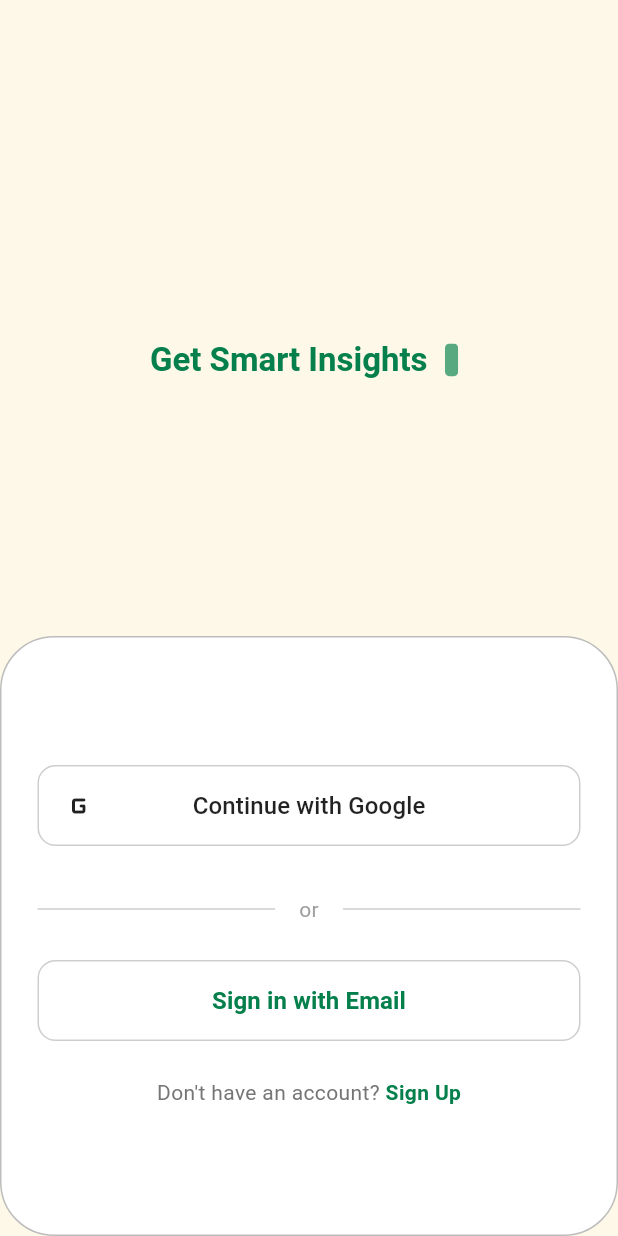
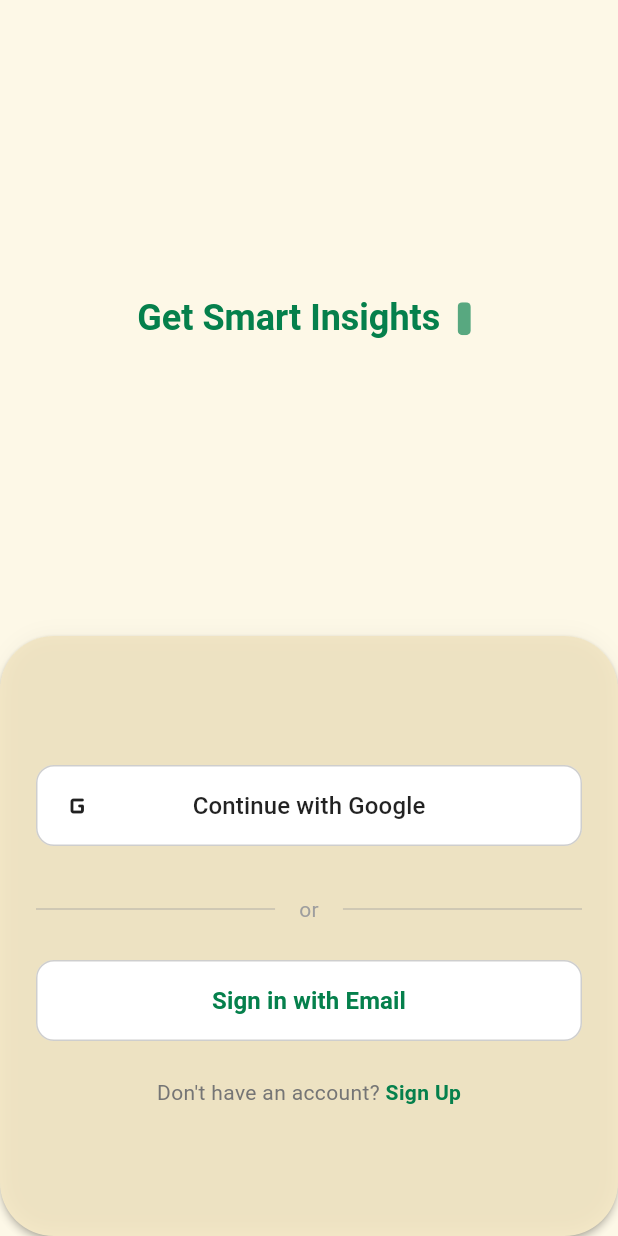
Before and after one commit to abc-medes/ate-flutter, a Flutter app: the screen it shows after launch, on a phone screen of 412 x 824 dp. Run offline on Flutter 3.47's test engine with Material 3 defaults, Android fonts, the light colour scheme and no system bars; our stand-ins replace flutter_dotenv, flutter_riverpod, flutter_svg, go_router, shared_preferences, supabase_flutter; accounts and stored records are empty.

Commit message:
[LIPS] text theme adopted for login screen

```diff
--- a/lib/features/auth/views/screens/login_view.dart
+++ b/lib/features/auth/views/screens/login_view.dart
@@ -86,72 +86,38 @@ class _LoginViewState extends ConsumerState<LoginView> {
     final bool isIOS = Platform.isIOS;
 
     return Scaffold(
-      appBar: AppBar(
-        backgroundColor: Colors.transparent,
-        elevation: 0,
-        automaticallyImplyLeading: false,
-        actions: [
-          // Padding(
-          //   padding: const EdgeInsets.only(right: 8.0),
-          //   child: IconButton(
-          //     icon: Icon(
-          //       Icons.close,
-          //       color: AppColors.textSecondary,
-          //     ),
-          //     onPressed: () {
-          //       // Show a Cupertino dialog explaining limited features
-          //       showCupertinoDialog(
-          //         context: context,
-          //         builder: (context) => CupertinoAlertDialog(
-          //           title: const Text('Continue as Guest'),
-          //           content: const Text(
-          //               'You can use our app with limited features without signing in. Some personalized features will not be available.'),
-          //           actions: [
-          //             CupertinoDialogAction(
-          //               child: const Text('Cancel'),
-          //               onPressed: () => Navigator.pop(context),
-          //             ),
-          //             CupertinoDialogAction(
-          //               isDefaultAction: true,
-          //               child: const Text('Continue'),
-          //               onPressed: () {
-          //                 Navigator.pop(context);
-          //                 context.go(RouteNames.home);
-          //               },
-          //             ),
-          //           ],
-          //         ),
-          //       );
-          //     },
-          //   ),
-          // ),
-        ],
-      ),
       body: Column(
         crossAxisAlignment: CrossAxisAlignment.start,
         children: [
           Expanded(
             child: Center(
-              child: const TypewriterAnimatedText(
+              child: TypewriterAnimatedText(
                 [
                   "AI-Powered Health Intelligence",
                   "Personal Health Assistant",
                   "Get Smart Insights",
                 ],
-                textStyle: TextStyle(
-                  fontSize: 22,
-                  fontWeight: FontWeight.bold,
+                textStyle: AppTheme.lightTheme.textTheme.headlineMedium!,
               ),
             ),
           ),
-          ),
-          Container(
-            padding: const EdgeInsets.symmetric(horizontal: 24.0, vertical: 48),
+          Material(
+            color: Color(0xFFF5E9C8),
+            elevation: 2,
+            borderRadius: BorderRadius.circular(36),
+            child: Container(
+              padding:
+                  const EdgeInsets.symmetric(horizontal: 24.0, vertical: 48),
               constraints: const BoxConstraints(minHeight: 400),
               decoration: BoxDecoration(
-              color: AppColors.surface,
                 borderRadius: BorderRadius.circular(36),
-              border: Border.all(color: AppColors.divider),
+                boxShadow: [
+                  BoxShadow(
+                    color: Colors.black.withOpacity(0.03),
+                    blurRadius: 10,
+                    offset: const Offset(0, -2),
+                  ),
+                ],
               ),
               child: Center(
                 child: Column(
@@ -212,12 +178,13 @@ class _LoginViewState extends ConsumerState<LoginView> {
                             ? null
                             : () {
                                 context.push(RouteNames.emailLoginInput,
-                                  extra:
-                                      viewState.emailController.text.isNotEmpty
+                                    extra: viewState
+                                            .emailController.text.isNotEmpty
                                         ? viewState.emailController.text
                                         : null);
                               },
                         style: OutlinedButton.styleFrom(
+                          backgroundColor: AppColors.surface,
                           side: BorderSide(
                               color: AppColors.textTertiary.withAlpha(128)),
                           shape: RoundedRectangleBorder(
@@ -245,7 +212,8 @@ class _LoginViewState extends ConsumerState<LoginView> {
                           GestureDetector(
                             onTap: () {
                               context.push(RouteNames.signup,
-                                extra: viewState.emailController.text.isNotEmpty
+                                  extra:
+                                      viewState.emailController.text.isNotEmpty
                                           ? viewState.emailController.text
                                           : null);
                             },
@@ -261,6 +229,7 @@ class _LoginViewState extends ConsumerState<LoginView> {
                       ),
                     ),
                   ],
+                ),
               ),
             ),
           ),
```
Lines whose indentation alone changed are shown as unchanged.
